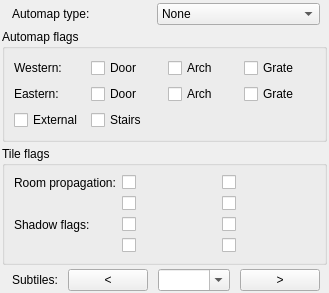
Qt form source/leveltabtilewidget.ui (pionere/d1-graphics-tool) before a commit.
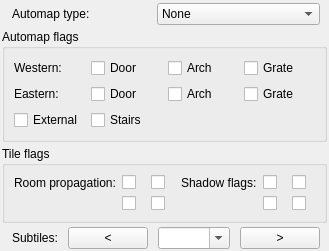
The same form after that commit.

```diff
--- a/source/leveltabtilewidget.ui
+++ b/source/leveltabtilewidget.ui
@@ -235,35 +235,35 @@
       <item row="2" column="2">
        <widget class="QCheckBox" name="tlaF11"/>
       </item>
-      <item row="3" column="0">
+      <item row="1" column="3">
        <widget class="QLabel">
         <property name="text">
          <string>Shadow flags:</string>
         </property>
        </widget>
       </item>
-      <item row="3" column="1">
+      <item row="1" column="4">
        <widget class="QCheckBox" name="tlaS00">
         <property name="toolTip">
          <string>Western Arch (or Grate) in Cathedral, in Catacombs, in Hell or in Crypt</string>
         </property>
        </widget>
       </item>
-      <item row="3" column="2">
+      <item row="1" column="5">
        <widget class="QCheckBox" name="tlaS01">
         <property name="toolTip">
          <string>Eastern Arch (or Grate) in Cathedral, in Catacombs, in Hell or in Crypt, Eastern Door in Cathedral</string>
         </property>
        </widget>
       </item>
-      <item row="4" column="1">
+      <item row="2" column="4">
        <widget class="QCheckBox" name="tlaS02">
         <property name="toolTip">
          <string>Pillar with shadow in Cathedral, in Catacombs or in Hell</string>
         </property>
        </widget>
       </item>
-      <item row="4" column="2">
+      <item row="2" column="5">
        <widget class="QCheckBox" name="tlaS03">
         <property name="toolTip">
          <string>Western Wall in Cathedral or Eastern Door in Catacombs</string>
```
Left out of the diff: 8 changed lines with no effect on the pictures.
